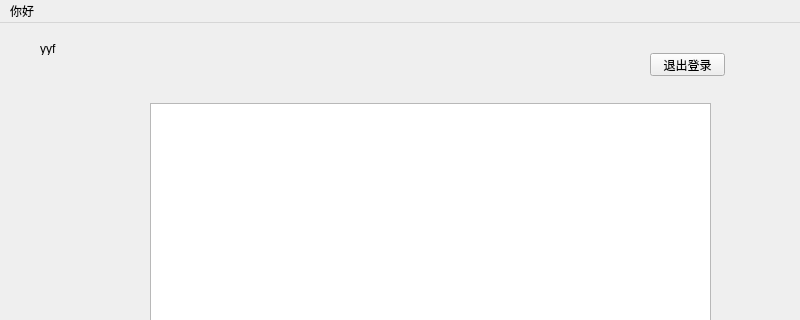
First picture: the form in untitled2/mainwindow.ui, repository Yyf020529/YYFs, before the edit; both pictures show x 0 to 800 and y 0 to 320 of the 800 by 600 pixel window.
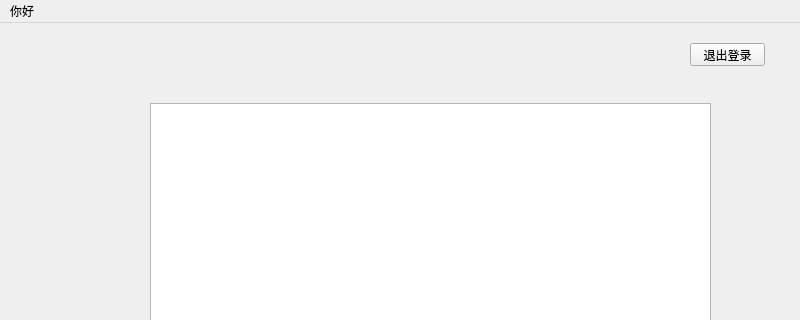
Second picture: the form after the edit.

```diff
--- a/untitled2/mainwindow.ui
+++ b/untitled2/mainwindow.ui
@@ -24,14 +24,14 @@
      </rect>
     </property>
     <property name="text">
-     <string>yyf</string>
+     <string/>
     </property>
    </widget>
    <widget class="QPushButton" name="pushButton">
     <property name="geometry">
      <rect>
-      <x>650</x>
-      <y>30</y>
+      <x>690</x>
+      <y>20</y>
       <width>75</width>
       <height>23</height>
      </rect>
```
Left out of the diff: 2 changed lines with no effect on the pictures.
